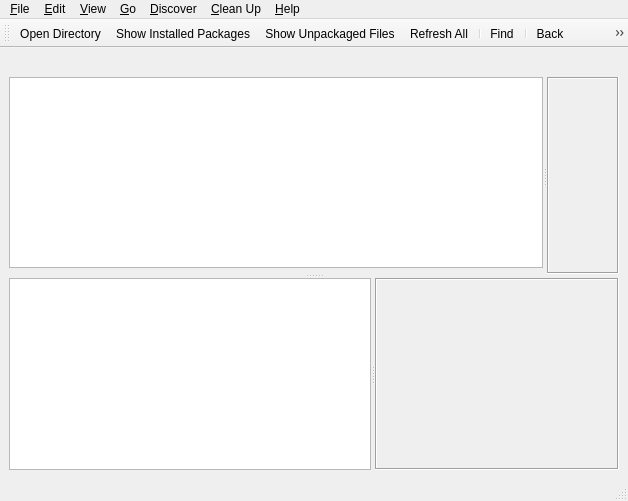
The window that src/main-window.ui (Lithopsian/qt6dirstat) describes before a commit, drawn with Qt 5.
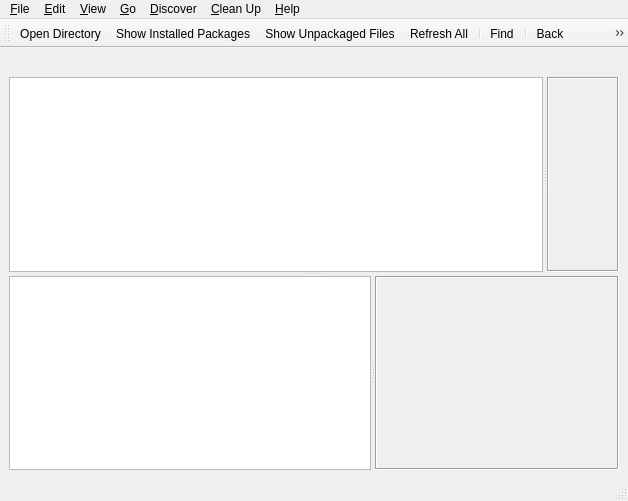
The same window after the commit. Icons and pictures are not drawn. Custom widgets are drawn as their Qt base class.

```diff
--- a/src/main-window.ui
+++ b/src/main-window.ui
@@ -41,6 +41,9 @@
        </property>
        <widget class="QWidget" name="treeViewContainer" native="true">
         <layout class="QVBoxLayout" name="verticalLayout_2" stretch="1,0">
+         <property name="spacing">
+          <number>0</number>
+         </property>
          <property name="leftMargin">
           <number>0</number>
          </property>
```
Left out of the diff: 4 changed lines with no effect on the pictures.
